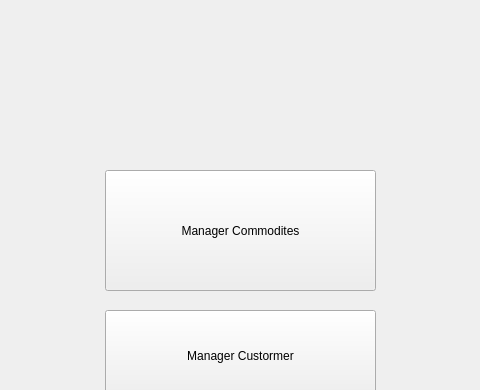
Before: the Qt Designer form minisupermarketmanagement.ui in ngxx-fus/minisupermarket_management_proj, drawn with Qt 5; both pictures show x 285 to 765 and y 0 to 390 of the 1000 by 700 pixel window.
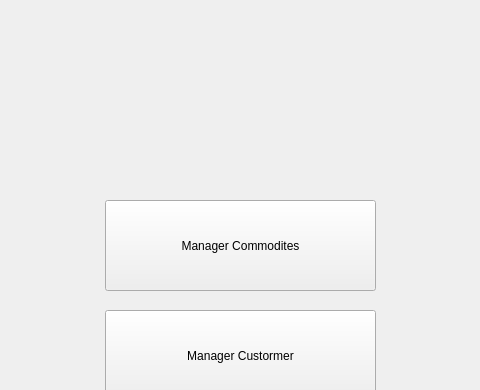
After: the same form once the commit is applied.

```diff
--- a/minisupermarketmanagement.ui
+++ b/minisupermarketmanagement.ui
@@ -18,9 +18,9 @@
     <property name="geometry">
      <rect>
       <x>390</x>
-      <y>170</y>
+      <y>200</y>
       <width>271</width>
-      <height>121</height>
+      <height>91</height>
      </rect>
     </property>
     <property name="text">
```
